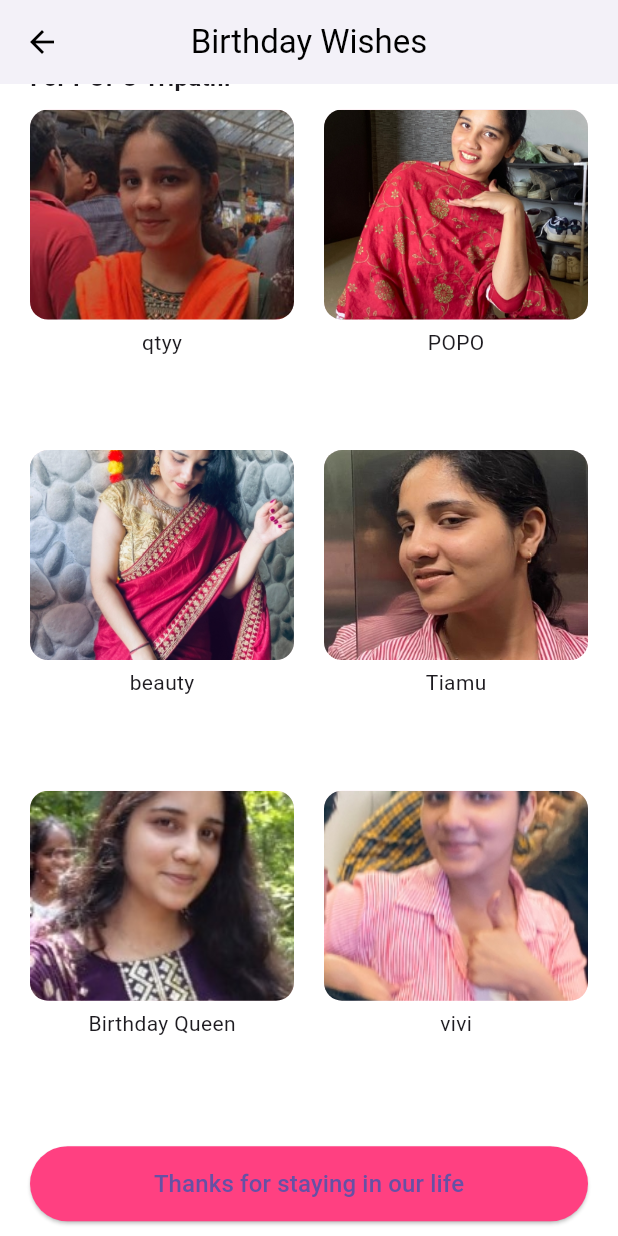
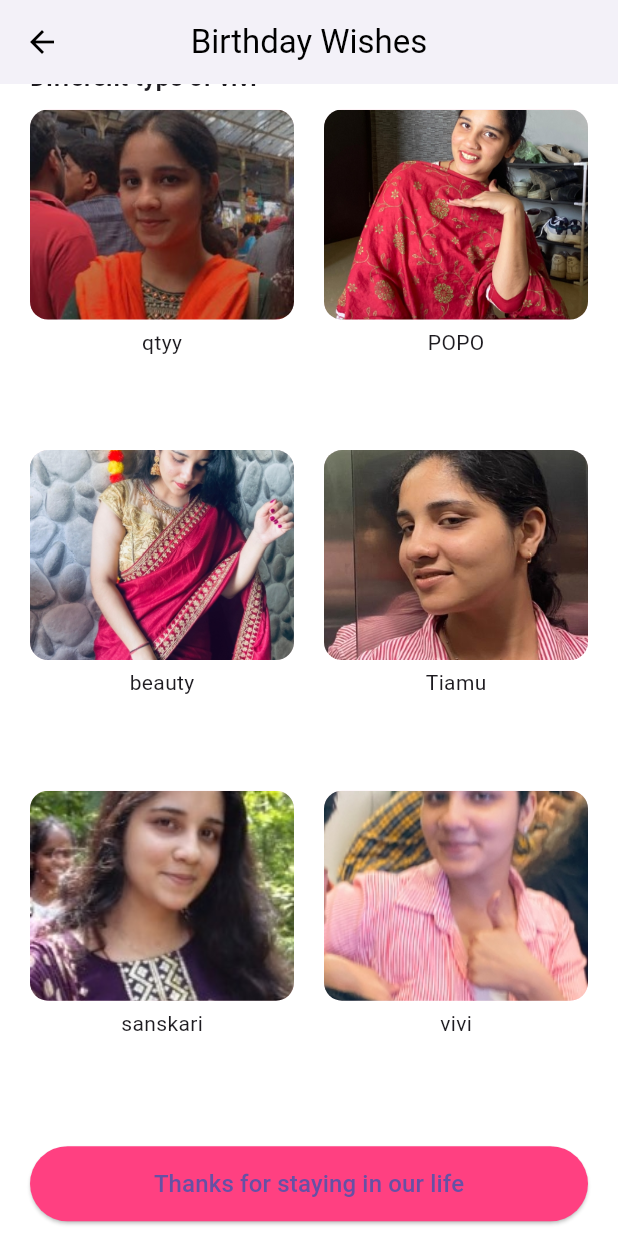
Before and after one commit to omsingh10/vivi-Bday, a Flutter app: the BirthdayScreen screen opened directly, scrolled down 380 dp, after a tap on "Thanks for staying in our life", on a phone screen of 412 x 824 dp. Run offline on Flutter 3.47's test engine with Material 3 defaults, Android fonts, the light colour scheme and no system bars; our stand-ins replace audioplayers, confetti.

Commit message:
vaishnavi

```diff
--- a/lib/birth.dart
+++ b/lib/birth.dart
@@ -15,7 +15,7 @@ class BirthdayScreen extends StatelessWidget {
       {'image': 'assets/img3.jpg', 'name': 'Tiamu', 'audio': 'fav2.mp3'},
       {
         'image': 'assets/img4.jpg',
-        'name': 'Birthday Queen',
+        'name': 'sanskari',
         'audio': 'vivi1.mp3',
       },
       {'image': 'assets/img5.jpg', 'name': 'vivi', 'audio': 'fav5.mp3'},
@@ -62,7 +62,7 @@ class BirthdayScreen extends StatelessWidget {
               const Align(
                 alignment: Alignment.centerLeft,
                 child: Text(
-                  'For POPO Tripathi',
+                  'Different type of vivi',
                   style: TextStyle(fontSize: 16, fontWeight: FontWeight.bold),
                 ),
               ),
@@ -99,7 +99,7 @@ class BirthdayScreen extends StatelessWidget {
                     String CN = '+918788493707';
                     if (true) {
                       String url =
-                          'whatsapp://send?phone="918788493707"&text="hey you are amazing Shiv mai tujhe 500 bhej rahi hu"';
+                          'whatsapp://send?phone="918788493707"&text="hey you are amazing OShiv mai tujhe 500 bhej rahi hu"';
                       await launchUrl(Uri.parse(url));
                     } else {
                       String url =
--- a/lib/effects.dart
+++ b/lib/effects.dart
@@ -5,9 +5,7 @@ import 'dart:math';
 /// 🎇 Fireworks Overlay
 void showFireworksOverlay(BuildContext context) {
   final overlay = Overlay.of(context);
-  final entry = OverlayEntry(
-    builder: (_) => const FireworkOverlay(),
-  );
+  final entry = OverlayEntry(builder: (_) => const FireworkOverlay());
   overlay.insert(entry);
   Future.delayed(const Duration(seconds: 3), () => entry.remove());
 }
--- a/lib/splash.dart
+++ b/lib/splash.dart
@@ -59,7 +59,7 @@ class _loveState extends State<love> with SingleTickerProviderStateMixin {
                 const Icon(Icons.favorite, color: Colors.white, size: 60),
                 const SizedBox(height: 20),
                 const Text(
-                  "Made with for Vaishnavi",
+                  "Made By Om(shiv) for Vaishnavi",
                   style: TextStyle(
                     fontSize: 24,
                     fontWeight: FontWeight.bold,
```
Also changed, not shown: lib/main.dart (+3 -5 lines), image.png (added), 1 other file.
